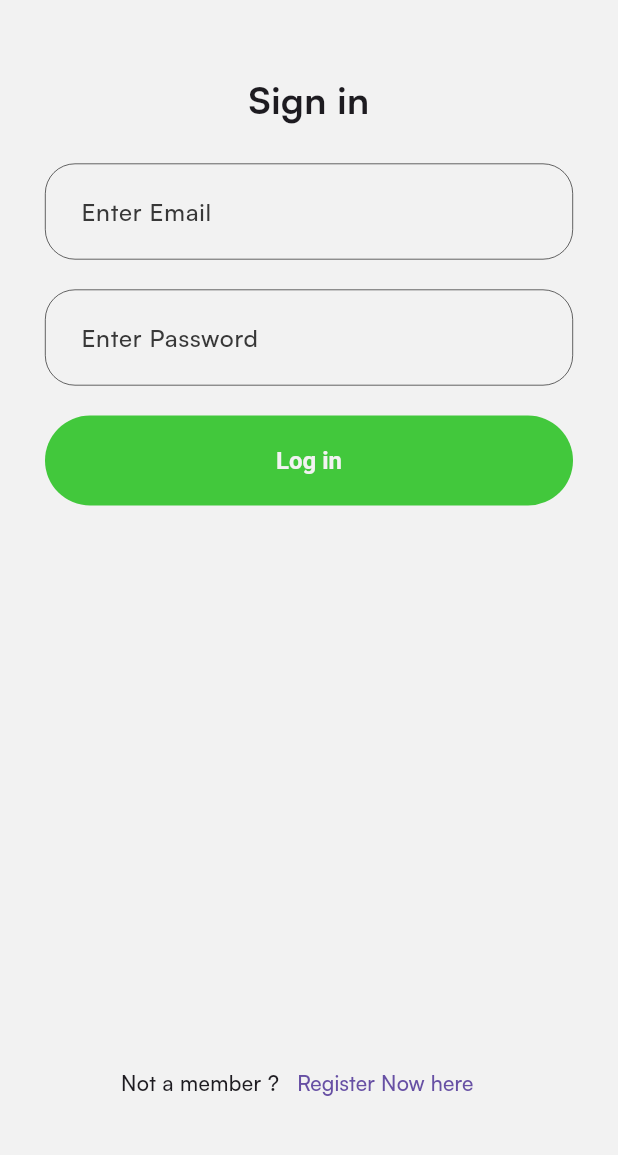
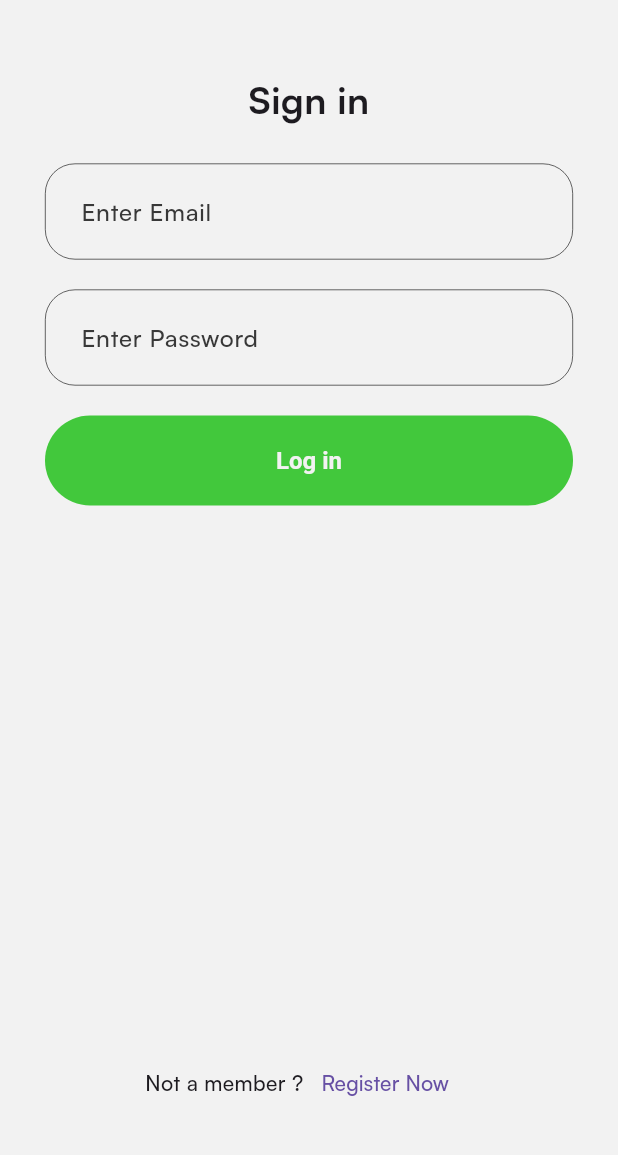
Before and after one commit to pankaj541998/spotify, a Flutter app: the SignInscreen screen opened directly, on a phone screen of 412 x 824 dp, the part 72-1227 px from its top. Run offline on Flutter 3.47's test engine with Material 3 defaults, Android fonts, the phone set to English and light mode, and no system bars; our stand-ins replace cloud_firestore, dartz, firebase_auth, firebase_core, flutter_bloc, flutter_svg and 2 more; accounts and stored records are empty.

Commit message:
dummy text change

```diff
--- a/lib/presentation/auth/pages/signin.dart
+++ b/lib/presentation/auth/pages/signin.dart
@@ -108,7 +108,7 @@ class SignInscreen extends StatelessWidget {
                 ),
               );
             },
-            child: const Text('Register Now here '),
+            child: const Text('Register Now '),
           )
         ],
       ),
```
